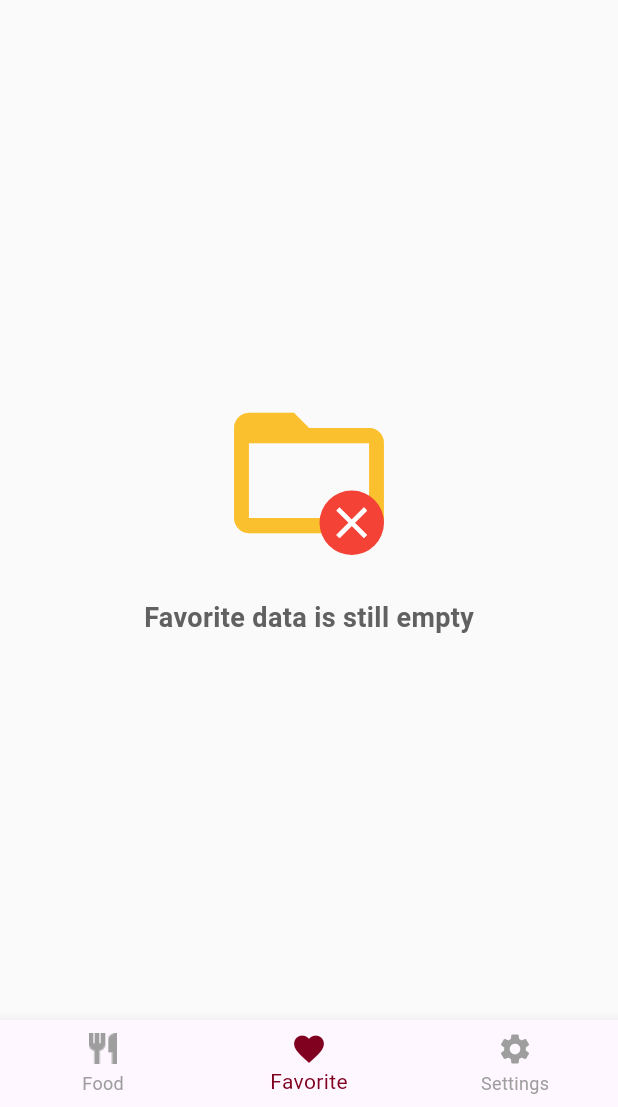
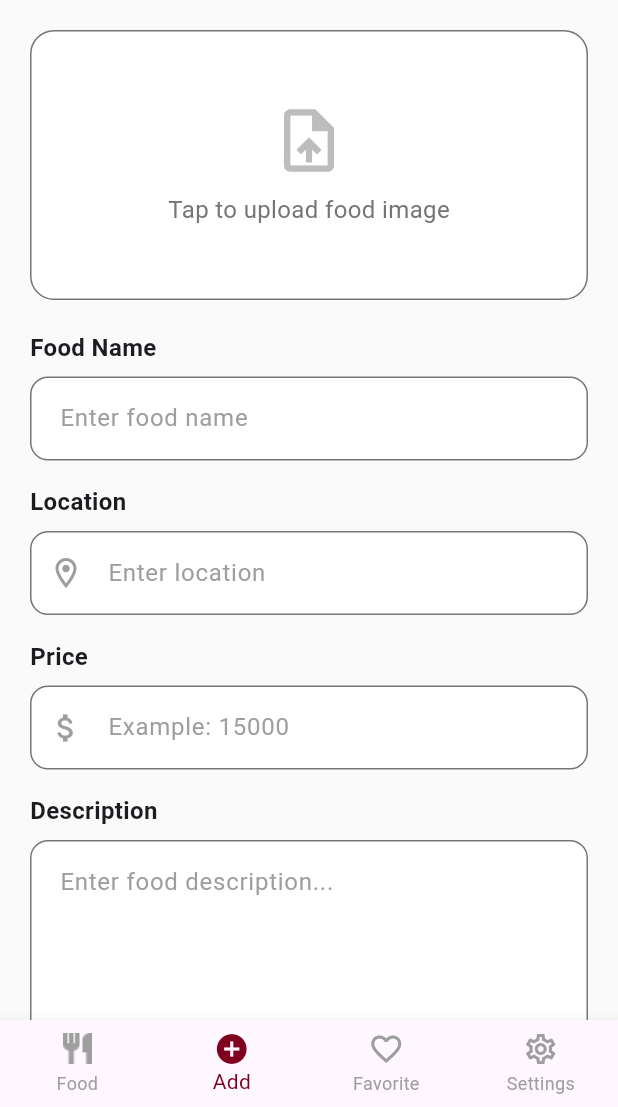
Before and after one commit to DamaiSilalahi/USUlicius, a Flutter app: the HomeScreen screen opened directly, item 2 of the bottom bar chosen, on a phone screen of 412 x 824 dp, the part 129-1236 px from its top. Run offline on Flutter 3.47's test engine with Material 3 defaults, Android fonts, the phone set to English and light mode, and no system bars; our stand-ins replace cloud_firestore, firebase_auth, firebase_core, image_picker; accounts and stored records are empty; Roboto replaces fonts that are missing (Roboto Flex).

Commit message:
menambahkan halaman add

```diff
--- /dev/null
+++ b/lib/screens/add_food_screen.dart
@@ -0,0 +1,323 @@
+// lib/screens/add_food_screen.dart
+
+import 'dart:io';
+import 'package:flutter/material.dart';
+import 'package:flutter/services.dart';
+import 'package:image_picker/image_picker.dart';
+
+class AddFoodScreen extends StatefulWidget {
+  const AddFoodScreen({super.key});
+
+  @override
+  State<AddFoodScreen> createState() => _AddFoodScreenState();
+}
+
+class _AddFoodScreenState extends State<AddFoodScreen> {
+  final _formKey = GlobalKey<FormState>();
+
+  final TextEditingController _nameController = TextEditingController();
+  final TextEditingController _locationController = TextEditingController();
+  final TextEditingController _priceController = TextEditingController();
+  final TextEditingController _descriptionController = TextEditingController();
+
+  File? _selectedImage;
+  bool _isImageMissing = false;
+
+  // 1. Tambahkan variabel ini untuk mengontrol kapan error boleh muncul
+  AutovalidateMode _autovalidateMode = AutovalidateMode.disabled;
+
+  Future<void> _pickImage() async {
+    final ImagePicker picker = ImagePicker();
+    final XFile? image = await picker.pickImage(source: ImageSource.gallery);
+
+    if (image != null) {
+      setState(() {
+        _selectedImage = File(image.path);
+        _isImageMissing = false;
+      });
+    }
+  }
+
+  void _submitForm() {
+    // 2. Saat tombol Save ditekan, nyalakan validasi
+    setState(() {
+      _autovalidateMode = AutovalidateMode.onUserInteraction;
+      _isImageMissing = _selectedImage == null;
+    });
+
+    if (_formKey.currentState!.validate() && !_isImageMissing) {
+      // === SUKSES ===
+      showDialog(
+        context: context,
+        barrierDismissible: false,
+        builder: (BuildContext context) {
+          return AlertDialog(
+            shape: RoundedRectangleBorder(
+              borderRadius: BorderRadius.circular(15),
+            ),
+            title: const Row(
+              children: [
+                Icon(Icons.check_circle, color: Colors.green),
+                SizedBox(width: 10),
+                Text("Success"),
+              ],
+            ),
+            content: const Text(
+              "Thank you for the food recommendation you provided.",
+              style: TextStyle(fontSize: 16),
+            ),
+            actions: [
+              TextButton(
+                onPressed: () {
+                  Navigator.of(context).pop(); // Tutup Dialog
+                  _resetForm(); // Reset Form
+                },
+                child: const Text(
+                  "OK",
+                  style: TextStyle(fontWeight: FontWeight.bold),
+                ),
+              ),
+            ],
+          );
+        },
+      );
+    }
+  }
+
+  void _resetForm() {
+    // 3. Matikan validasi dulu agar merah-merah hilang saat teks dihapus
+    setState(() {
+      _autovalidateMode = AutovalidateMode.disabled; // <-- KUNCI PERBAIKAN
+      _selectedImage = null;
+      _isImageMissing = false;
+    });
+
+    // Kosongkan controller
+    _nameController.clear();
+    _locationController.clear();
+    _priceController.clear();
+    _descriptionController.clear();
+
+    // Reset state form internal
+    _formKey.currentState?.reset();
+  }
+
+  @override
+  void dispose() {
+    _nameController.dispose();
+    _locationController.dispose();
+    _priceController.dispose();
+    _descriptionController.dispose();
+    super.dispose();
+  }
+
+  @override
+  Widget build(BuildContext context) {
+    final Color primaryColor = Theme.of(context).primaryColor;
+
+    return Scaffold(
+      body: SafeArea(
+        child: SingleChildScrollView(
+          padding: const EdgeInsets.all(20.0),
+          child: Form(
+            key: _formKey,
+            // 4. Pasang mode validasi dinamis di sini atau di TextFormField
+            autovalidateMode: _autovalidateMode,
+            child: Column(
+              crossAxisAlignment: CrossAxisAlignment.start,
+              children: [
+                _buildImageUploadCard(),
+
+                if (_isImageMissing)
+                  Padding(
+                    padding: const EdgeInsets.only(top: 6.0, left: 12.0),
+                    child: Text(
+                      'Food image is required',
+                      style: TextStyle(color: Colors.red[700], fontSize: 12),
+                    ),
+                  ),
+
+                const SizedBox(height: 20),
+
+                _buildTextFormField(
+                  controller: _nameController,
+                  label: 'Food Name',
+                  hint: 'Enter food name',
+                  errorText: 'Food name is required',
+                ),
+                const SizedBox(height: 16),
+
+                _buildTextFormField(
+                  controller: _locationController,
+                  label: 'Location',
+                  hint: 'Enter location',
+                  errorText: 'Location is required',
+                  prefixIcon: Icons.location_on_outlined,
+                ),
+                const SizedBox(height: 16),
+
+                _buildTextFormField(
+                  controller: _priceController,
+                  label: 'Price',
+                  hint: 'Example: 15000',
+                  errorText: 'Price is required',
+                  prefixIcon: Icons.attach_money,
+                  inputType: TextInputType.number,
+                  inputFormatters: [FilteringTextInputFormatter.digitsOnly],
+                ),
+                const SizedBox(height: 16),
+
+                _buildTextFormField(
+                  controller: _descriptionController,
+                  label: 'Description',
+                  hint: 'Enter food description...',
+                  errorText: 'Description cannot be empty',
+                  maxLines: 5,
+                ),
+                const SizedBox(height: 30),
+
+                SizedBox(
+                  width: double.infinity,
+                  height: 50,
+                  child: ElevatedButton(
+                    onPressed: _submitForm,
+                    style: ElevatedButton.styleFrom(
+                      backgroundColor: primaryColor,
+                      shape: RoundedRectangleBorder(
+                        borderRadius: BorderRadius.circular(30),
+                      ),
+                    ),
+                    child: const Text(
+                      'Save',
+                      style: TextStyle(
+                        fontSize: 18,
+                        fontWeight: FontWeight.bold,
+                        color: Colors.white,
+                      ),
+                    ),
+                  ),
+                ),
+              ],
+            ),
+          ),
+        ),
+      ),
+    );
+  }
+
+  Widget _buildImageUploadCard() {
+    return InkWell(
+      onTap: _pickImage,
+      borderRadius: BorderRadius.circular(16),
+      child: Container(
+        height: 180,
+        width: double.infinity,
+        decoration: BoxDecoration(
+          color: Colors.white,
+          borderRadius: BorderRadius.circular(16),
+          border: Border.all(
+            color: _isImageMissing ? Colors.red : Colors.black54,
+            width: _isImageMissing ? 2.0 : 1.0,
+          ),
+        ),
+        child: ClipRRect(
+          borderRadius: BorderRadius.circular(15),
+          child: _selectedImage != null
+              ? Image.file(
+            _selectedImage!,
+            fit: BoxFit.cover,
+            width: double.infinity,
+            height: double.infinity,
+          )
+              : Column(
+            mainAxisAlignment: MainAxisAlignment.center,
+            children: [
+              Icon(
+                  Icons.upload_file,
+                  size: 50,
+                  color: _isImageMissing ? Colors.red : Colors.grey[400]
+              ),
+              const SizedBox(height: 10),
+              Text(
+                'Tap to upload food image',
+                style: TextStyle(
+                  color: _isImageMissing ? Colors.red : Colors.grey[600],
+                  fontSize: 16,
+                ),
+              ),
+            ],
+          ),
+        ),
+      ),
+    );
+  }
+
+  Widget _buildTextFormField({
+    required TextEditingController controller,
+    required String label,
+    required String hint,
+    required String errorText,
+    IconData? prefixIcon,
+    int maxLines = 1,
+    TextInputType inputType = TextInputType.text,
+    List<TextInputFormatter>? inputFormatters,
+  }) {
+    return Column(
+      crossAxisAlignment: CrossAxisAlignment.start,
+      children: [
+        Text(
+          label,
+          style: const TextStyle(
+            fontWeight: FontWeight.bold,
+            fontSize: 16,
+          ),
+        ),
+        const SizedBox(height: 8),
+        TextFormField(
+          controller: controller,
+          maxLines: maxLines,
+          keyboardType: inputType,
+          inputFormatters: inputFormatters,
+
+          validator: (value) {
+            if (value == null || value.trim().isEmpty) {
+              return errorText;
+            }
+            return null;
+          },
+
+          decoration: InputDecoration(
+            hintText: hint,
+            hintStyle: const TextStyle(color: Colors.grey),
+            prefixIcon: prefixIcon != null
+                ? Icon(prefixIcon, color: Colors.grey)
+                : null,
+            filled: true,
+            fillColor: Colors.white,
+            contentPadding: const EdgeInsets.all(16),
+
+            enabledBorder: OutlineInputBorder(
+              borderRadius: BorderRadius.circular(12),
+              borderSide: const BorderSide(color: Colors.black54, width: 1.0),
+            ),
+
+            focusedBorder: OutlineInputBorder(
+              borderRadius: BorderRadius.circular(12),
+              borderSide: const BorderSide(color: Colors.black, width: 2.0),
+            ),
+
+            errorBorder: OutlineInputBorder(
+              borderRadius: BorderRadius.circular(12),
+              borderSide: const BorderSide(color: Colors.red, width: 2.0),
+            ),
+
+            focusedErrorBorder: OutlineInputBorder(
+              borderRadius: BorderRadius.circular(12),
+              borderSide: const BorderSide(color: Colors.red, width: 2.5),
+            ),
+          ),
+        ),
+      ],
+    );
+  }
+}
--- a/lib/screens/home_screen.dart
+++ b/lib/screens/home_screen.dart
@@ -2,6 +2,7 @@
 
 import 'package:cloud_firestore/cloud_firestore.dart';
 import 'package:flutter/material.dart';
+import 'package:usulicius_kelompok_lucky/screens/add_food_screen.dart'; // <-- Pastikan di-import
 import 'package:usulicius_kelompok_lucky/screens/category_screen.dart';
 import 'package:usulicius_kelompok_lucky/widgets/category_item.dart';
 import 'package:usulicius_kelompok_lucky/widgets/food_card.dart';
@@ -14,9 +15,8 @@ final GlobalKey<_HomeScreenState> homeScreenKey = GlobalKey<_HomeScreenState>();
 // Key Global untuk Konten Home (Food)
 final GlobalKey<HomeContentState> homeContentKey = GlobalKey<HomeContentState>();
 
-// === TAMBAHAN BARU: Key Global untuk Favorite Screen ===
+// Key Global untuk Favorite Screen
 final GlobalKey<FavoriteScreenState> favoriteScreenKey = GlobalKey<FavoriteScreenState>();
-
 
 class HomeScreen extends StatefulWidget {
   HomeScreen() : super(key: homeScreenKey);
@@ -33,9 +33,16 @@ class _HomeScreenState extends State<HomeScreen> {
   void initState() {
     super.initState();
     _pages = [
+      // Index 0: Food
       HomeContent(key: homeContentKey),
-      // Pasang Key pada FavoriteScreen
+
+      // Index 1: Add (Halaman Baru)
+      const AddFoodScreen(),
+
+      // Index 2: Favorite (Geser urutan)
       FavoriteScreen(key: favoriteScreenKey),
+
+      // Index 3: Settings
       const SettingsScreen(),
     ];
   }
@@ -76,6 +83,7 @@ class _HomeScreenState extends State<HomeScreen> {
       body: _pages[_currentIndex],
 
       bottomNavigationBar: BottomNavigationBar(
+        type: BottomNavigationBarType.fixed, // <-- PENTING: Agar 4 icon terlihat rapi & label muncul
         currentIndex: _currentIndex,
         onTap: (index) {
           // === LOGIKA SCROLL TO TOP ===
@@ -84,8 +92,9 @@ class _HomeScreenState extends State<HomeScreen> {
           if (index == 0 && _currentIndex == 0) {
             homeContentKey.currentState?.scrollToTop();
           }
-          // 2. Jika klik Favorite (index 1) saat di Favorite
-          else if (index == 1 && _currentIndex == 1) {
+          // 2. Jika klik Favorite (index 2) saat di Favorite
+          // Perhatikan: Favorite sekarang ada di index 2
+          else if (index == 2 && _currentIndex == 2) {
             favoriteScreenKey.currentState?.scrollToTop();
           }
           // 3. Pindah halaman biasa
@@ -95,28 +104,37 @@ class _HomeScreenState extends State<HomeScreen> {
         },
         selectedItemColor: primaryColor,
         unselectedItemColor: Colors.grey,
+        showUnselectedLabels: true, // Opsional: Tampilkan label item yg tidak aktif
         items: [
+          // 1. Food
           BottomNavigationBarItem(
             icon: Image.asset(
               'assets/images/food.png',
               width: 24,
               height: 24,
-              color: Colors.grey,
-            ),
-            activeIcon: Image.asset(
-              'assets/images/food.png',
-              width: 24,
-              height: 24,
-              color: primaryColor,
+              color: _currentIndex == 0 ? primaryColor : Colors.grey,
             ),
             label: 'Food',
           ),
+
+          // 2. Add (MENU BARU)
           const BottomNavigationBarItem(
-            icon: Icon(Icons.favorite),
+            icon: Icon(Icons.add_circle_outline),
+            activeIcon: Icon(Icons.add_circle),
+            label: 'Add',
+          ),
+
+          // 3. Favorite
+          const BottomNavigationBarItem(
+            icon: Icon(Icons.favorite_border),
+            activeIcon: Icon(Icons.favorite),
             label: 'Favorite',
           ),
+
+          // 4. Settings
           const BottomNavigationBarItem(
-            icon: Icon(Icons.settings),
+            icon: Icon(Icons.settings_outlined),
+            activeIcon: Icon(Icons.settings),
             label: 'Settings',
           ),
         ],
@@ -125,7 +143,7 @@ class _HomeScreenState extends State<HomeScreen> {
   }
 }
 
-// === HomeContent (Tidak ada perubahan logika dari yang terakhir disimpan) ===
+// === HomeContent (Tidak berubah, tetap disertakan agar file lengkap) ===
 class HomeContent extends StatefulWidget {
   HomeContent({super.key});
 
```
